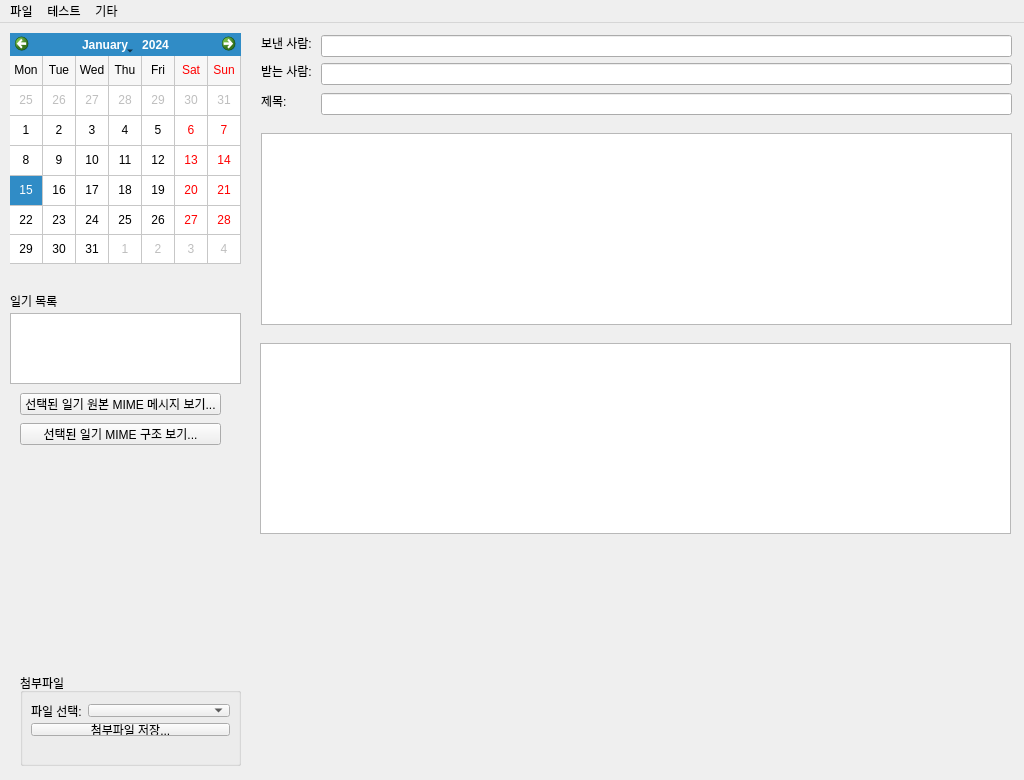
First picture: the form in qt/main_window.ui, repository chwnam/lifemotif-desktop, before the edit.
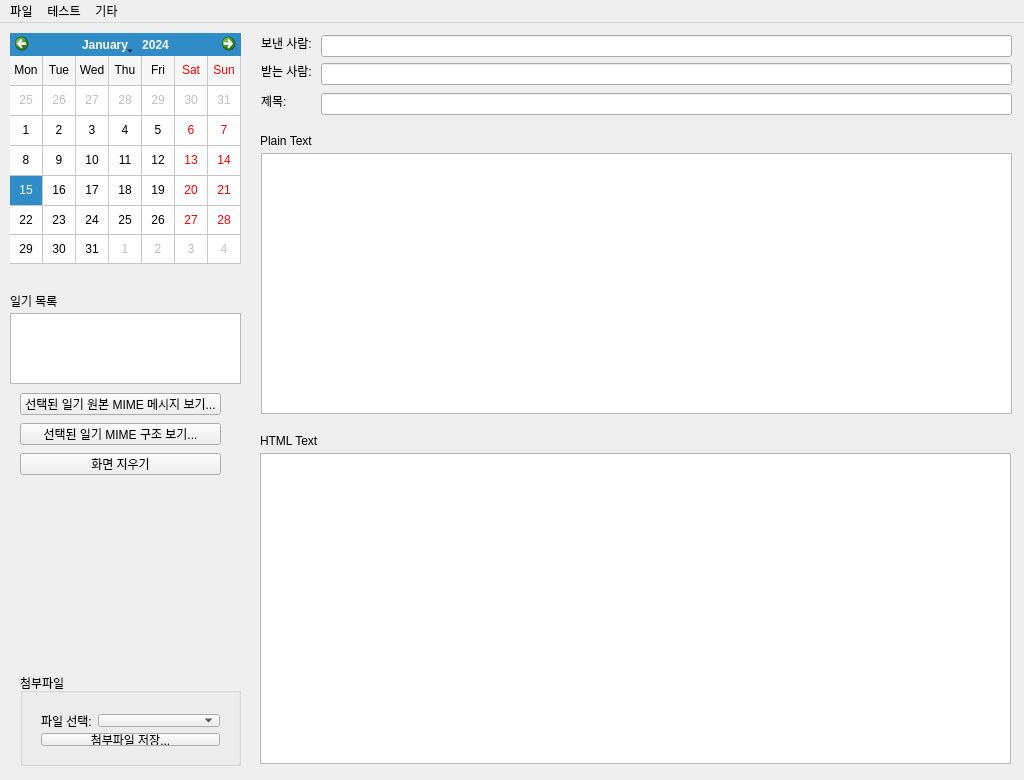
Second picture: the form after the edit.

```diff
--- a/qt/main_window.ui
+++ b/qt/main_window.ui
@@ -93,9 +93,9 @@
     <widget class="QWidget" name="layoutWidget">
      <property name="geometry">
       <rect>
-       <x>0</x>
-       <y>20</y>
-       <width>221</width>
+       <x>10</x>
+       <y>30</y>
+       <width>201</width>
        <height>54</height>
       </rect>
      </property>
@@ -135,9 +135,9 @@
     <property name="geometry">
      <rect>
       <x>260</x>
-      <y>320</y>
+      <y>430</y>
       <width>751</width>
-      <height>191</height>
+      <height>311</height>
      </rect>
     </property>
     <property name="readOnly">
@@ -178,9 +178,9 @@
     <property name="geometry">
      <rect>
       <x>261</x>
-      <y>110</y>
+      <y>130</y>
       <width>751</width>
-      <height>192</height>
+      <height>261</height>
      </rect>
     </property>
     <property name="readOnly">
@@ -239,6 +239,45 @@
      <string>선택된 일기 MIME 구조 보기...</string>
     </property>
    </widget>
+   <widget class="QPushButton" name="clearTextButton">
+    <property name="geometry">
+     <rect>
+      <x>20</x>
+      <y>430</y>
+      <width>201</width>
+      <height>22</height>
+     </rect>
+    </property>
+    <property name="text">
+     <string>화면 지우기</string>
+    </property>
+   </widget>
+   <widget class="QLabel" name="plainTextLabel">
+    <property name="geometry">
+     <rect>
+      <x>260</x>
+      <y>110</y>
+      <width>71</width>
+      <height>16</height>
+     </rect>
+    </property>
+    <property name="text">
+     <string>Plain Text</string>
+    </property>
+   </widget>
+   <widget class="QLabel" name="htmlTextLabel">
+    <property name="geometry">
+     <rect>
+      <x>260</x>
+      <y>410</y>
+      <width>71</width>
+      <height>16</height>
+     </rect>
+    </property>
+    <property name="text">
+     <string>HTML Text</string>
+    </property>
+   </widget>
   </widget>
   <widget class="QMenuBar" name="menuBar">
    <property name="geometry">
```
